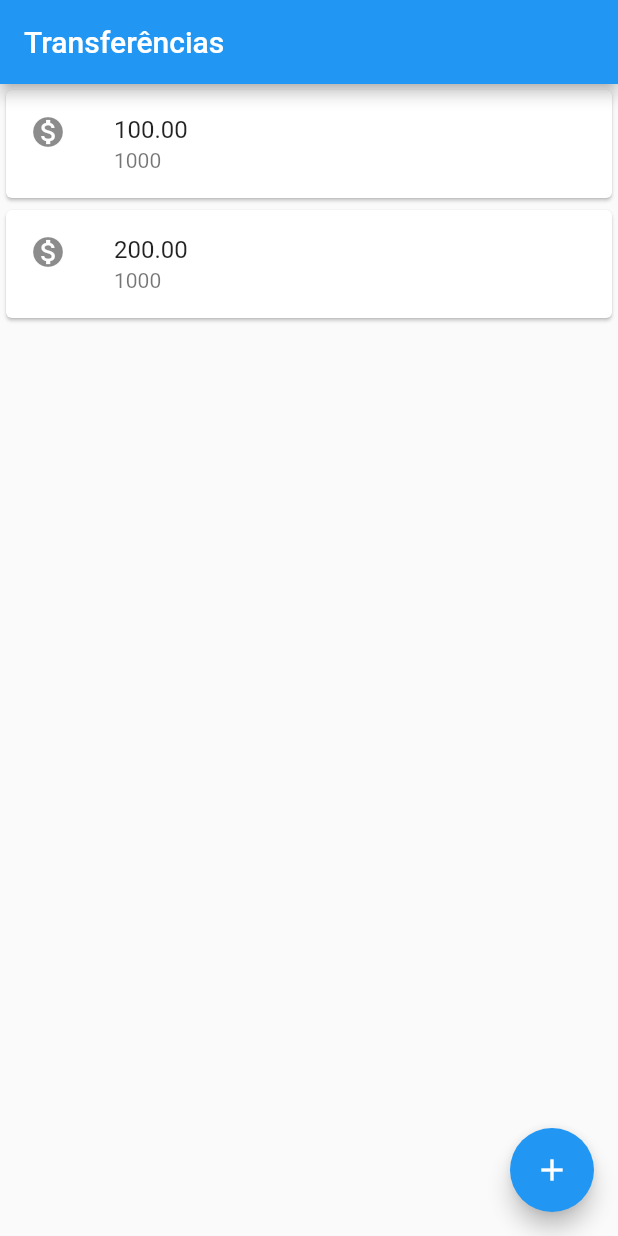
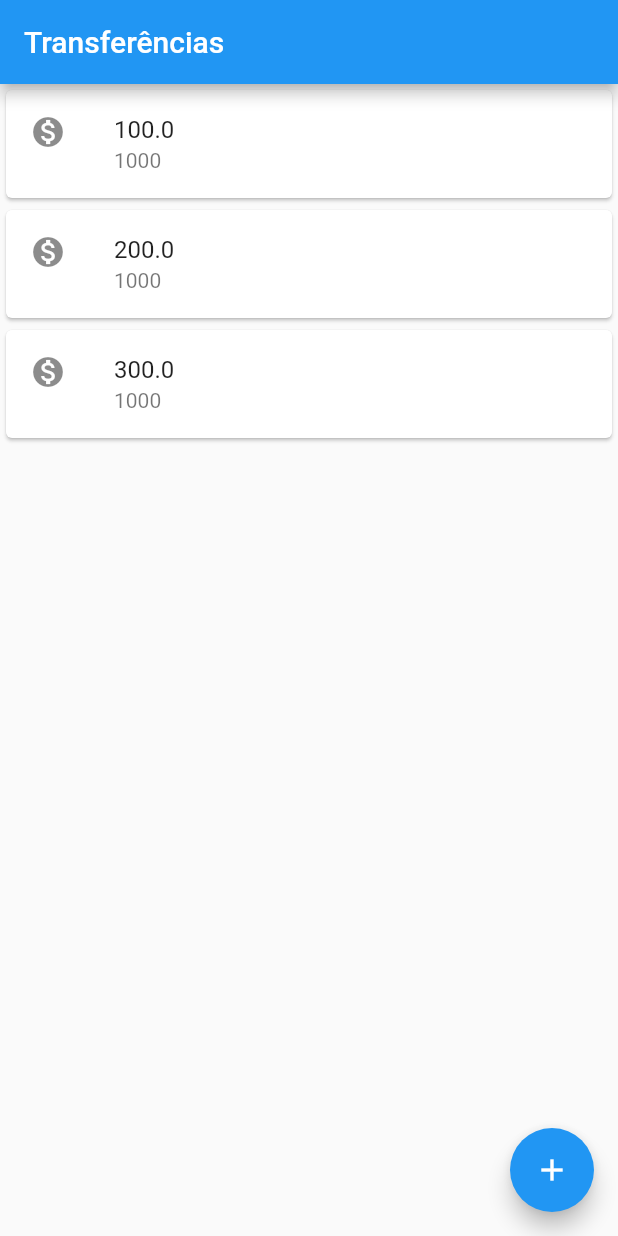
Before and after one commit to enailecr/bytebank, a Flutter app: the screen it shows after launch, on a phone screen of 412 x 824 dp. Run offline on Flutter 3.47's test engine with Material 2 defaults, Android fonts, the phone set to English and light mode, and no system bars.

Commit message:
Using classes and refactoring

```diff
--- a/lib/main.dart
+++ b/lib/main.dart
@@ -4,24 +4,7 @@ void main() {
   runApp(
     MaterialApp(
       home: Scaffold(
-        body: Column(
-          children: [
-            Card(
-              child: ListTile(
-                leading: Icon(Icons.monetization_on),
-                title: Text('100.00'),
-                subtitle: Text('1000'),
-              ),
-            ),
-            Card(
-              child: ListTile(
-                leading: Icon(Icons.monetization_on),
-                title: Text('200.00'),
-                subtitle: Text('1000'),
-              ),
-            ),
-          ],
-        ),
+        body: ListaTransferencia(),
         appBar: AppBar(
           title: Text('Transferências'),
         ),
@@ -33,3 +16,40 @@ void main() {
     ),
   );
 }
+
+class ListaTransferencia extends StatelessWidget {
+  @override
+  Widget build(BuildContext context) {
+    return Column(
+      children: [
+        ItemTransferencia(Transferencia(100,1000)),
+        ItemTransferencia(Transferencia(200,1000)),
+        ItemTransferencia(Transferencia(300,1000)),
+      ],
+    );
+  }
+}
+
+class ItemTransferencia extends StatelessWidget {
+  final Transferencia _transferencia;
+
+  ItemTransferencia(this._transferencia);
+
+  @override
+  Widget build(BuildContext context) {
+    return Card(
+      child: ListTile(
+        leading: Icon(Icons.monetization_on),
+        title: Text(_transferencia.valor.toString()),
+        subtitle: Text(_transferencia.numeroConta.toString()),
+      ),
+    );
+  }
+}
+
+class Transferencia {
+  final double valor;
+  final int numeroConta;
+
+  Transferencia(this.valor, this.numeroConta);
+}
```
